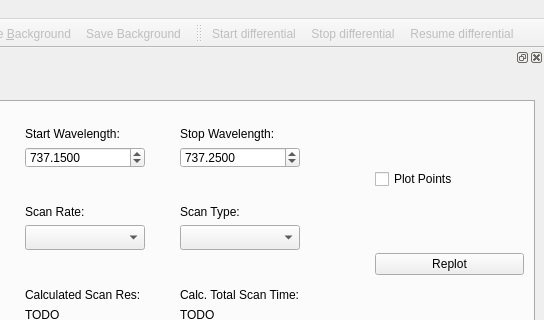
mvchalupnik/qudi, file gui/m2_scanner/ui_m2scanner_withfit4.ui: the form before one commit; both pictures show x 345 to 889 and y 0 to 320 of the 889 by 671 pixel window.
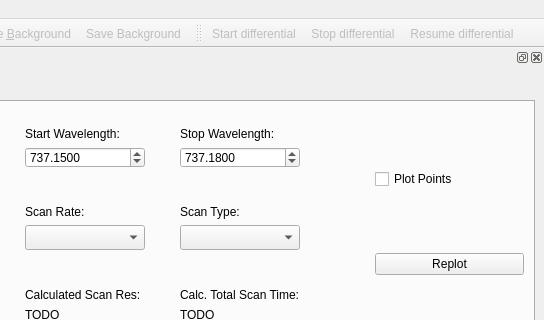
The form after the commit. The open tabs and pages were chosen to show the change. Icons and pictures are not drawn. Custom widgets are drawn as their Qt base class.

Commit message: graying out of start button added

```diff
--- a/gui/m2_scanner/ui_m2scanner_withfit4.ui
+++ b/gui/m2_scanner/ui_m2scanner_withfit4.ui
@@ -458,7 +458,7 @@
                 <double>0.010000000000000</double>
                </property>
                <property name="value">
-                <double>737.250000000000000</double>
+                <double>737.179999999999950</double>
                </property>
               </widget>
              </item>
```
Left out of the diff: 8 changed lines with no effect on the pictures. The commit also changes 2 other files.
